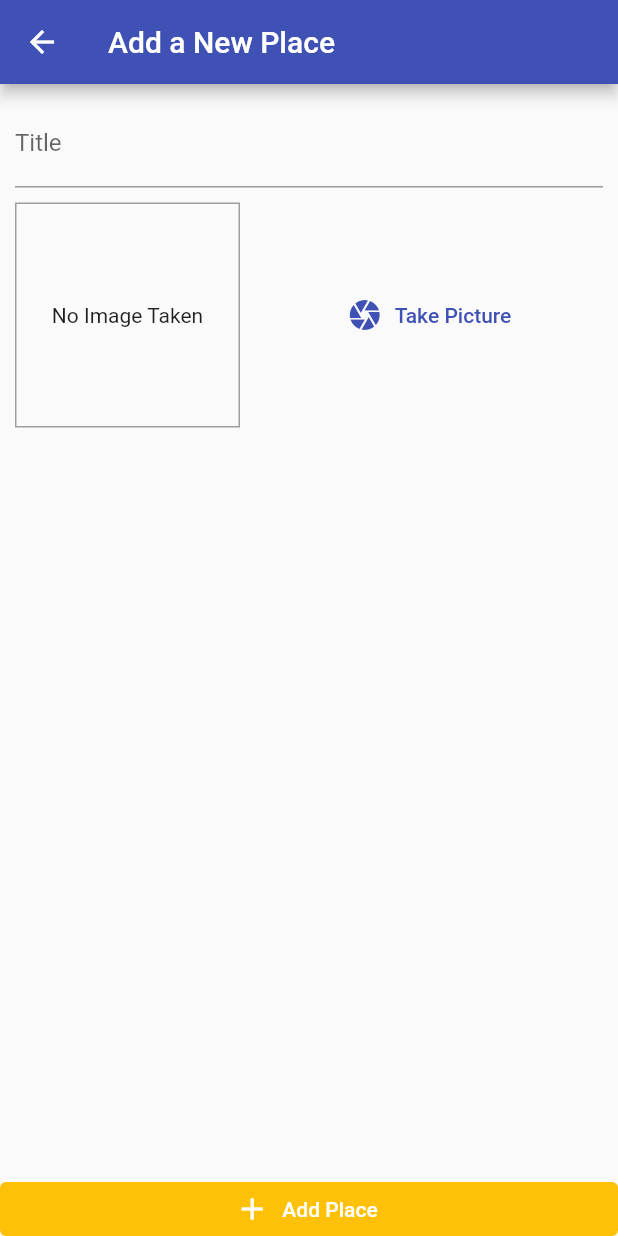
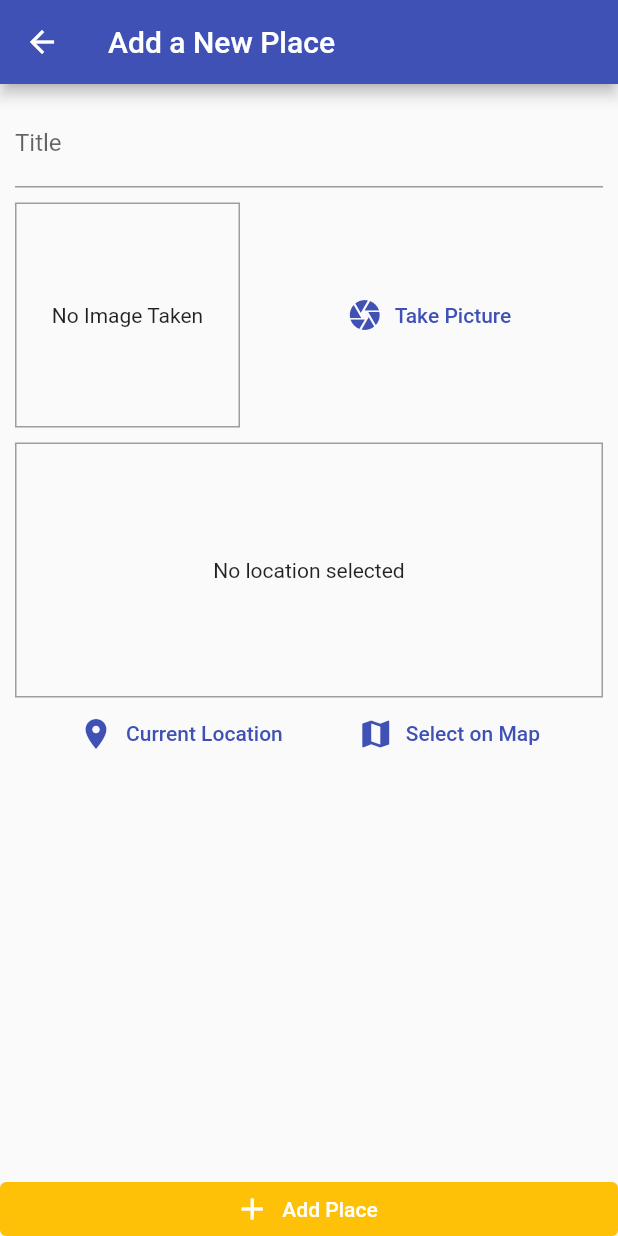
Before and after one commit to jtwidt/flutter-great-places, a Flutter app: the screen it shows after launch, after a tap on the "add" icon, on a phone screen of 412 x 824 dp. Run offline on Flutter 3.47's test engine with Material 2 defaults, Android fonts, the phone set to English and light mode, and no system bars; our stand-ins replace google_maps_flutter, image_picker, location, sqflite; accounts and stored records are empty.

Commit message:
added map and location selection

```diff
--- /dev/null
+++ b/lib/helpers/db_helper.dart
@@ -0,0 +1,23 @@
+import 'package:path/path.dart' as path;
+import 'package:sqflite/sqflite.dart' as sql;
+
+class DBHelper {
+  static Future<sql.Database> database() async {
+    final dbPath = await sql.getDatabasesPath();
+    return sql.openDatabase(path.join(dbPath, 'places.db'),
+        onCreate: (db, version) {
+      return db.execute(
+          'CREATE TABLE user_places(id TEXT PRIMARY KEY, title TEXT, image TEXT, loc_lat REAL, loc_long REAL, loc_address TEXT)');
+    }, version: 1);
+  }
+
+  static Future<void> insert(String table, Map<String, Object> data) async {
+    final db = await DBHelper.database();
+    db.insert(table, data, conflictAlgorithm: sql.ConflictAlgorithm.replace);
+  }
+
+  static Future<List<Map<String, dynamic>>> getData(String table) async {
+    final db = await DBHelper.database();
+    return db.query(table);
+  }
+}
--- /dev/null
+++ b/lib/helpers/location_helper.dart
@@ -0,0 +1,21 @@
+// Dart packages
+import 'dart:convert';
+
+// Flutter packages
+import 'package:http/http.dart' as http;
+
+const GOOGLE_API_KEY = 'AIzaSyDz0la-2rGQlITgChQz9KwSwDZIxy07I2s';
+
+class LocationHelper {
+  static String generateLocationPreviewImage(
+      {double latitude, double longitude}) {
+    return 'https://maps.googleapis.com/maps/api/staticmap?center=$latitude,$longitude&zoom=16&size=600x300&maptype=roadmap&markers=color:red%7Clabel:A%7C$latitude,$longitude&key=$GOOGLE_API_KEY';
+  }
+
+  static Future<String> getPlaceAddress(double lat, double long) async {
+    final url = Uri.parse(
+        'https://maps.googleapis.com/maps/api/geocode/json?latlng=$lat,$long&key=$GOOGLE_API_KEY');
+    final response = await http.get(url);
+    return json.decode(response.body)['results'][0]['formatted_address'];
+  }
+}
--- a/lib/models/place.dart
+++ b/lib/models/place.dart
@@ -7,7 +7,7 @@
   final double longitude;
   final String address;
 
-  PlaceLocation({
+  const PlaceLocation({
     @required this.latitude,
     @required this.longitude,
     this.address,
--- a/lib/providers/great_places.dart
+++ b/lib/providers/great_places.dart
@@ -4,6 +4,9 @@
 // Flutter packages
 import 'package:flutter/foundation.dart';
 
+// Helpers
+import '../helpers/db_helper.dart';
+import '../helpers/location_helper.dart';
 // Custom classes
 import '../models/place.dart';
 
@@ -14,15 +17,52 @@
     return [..._items];
   }
 
-  void addPlace(String pickedTitle, File pickedImage) {
+  Future<void> addPlace(String pickedTitle, File pickedImage,
+      PlaceLocation pickedLocation) async {
+    final address = await LocationHelper.getPlaceAddress(
+        pickedLocation.latitude, pickedLocation.longitude);
+    final updatedLocation = PlaceLocation(
+        latitude: pickedLocation.latitude,
+        longitude: pickedLocation.longitude,
+        address: address);
     final newPlace = Place(
       id: DateTime.now().toString(),
       title: pickedTitle,
       image: pickedImage,
-      location: null,
+      location: updatedLocation,
     );
 
     _items.add(newPlace);
     notifyListeners();
+    DBHelper.insert('user_places', {
+      'id': newPlace.id,
+      'title': newPlace.title,
+      'image': newPlace.image.path,
+      'loc_lat': newPlace.location.latitude,
+      'loc_long': newPlace.location.longitude,
+      'loc_address': newPlace.location.address,
+    });
+  }
+
+  Future<void> fetchAndSetPlaces() async {
+    final dataList = await DBHelper.getData('user_places');
+    if (dataList == null) {
+      return;
+    }
+    _items = dataList
+        .map(
+          (item) => Place(
+            id: item['id'],
+            title: item['title'],
+            image: File(item['image']),
+            location: PlaceLocation(
+              latitude: item['loc_lat'],
+              longitude: item['loc_long'],
+              address: item['loc_address'],
+            ),
+          ),
+        )
+        .toList();
+    notifyListeners();
   }
 }
--- a/lib/screens/add_place_screen.dart
+++ b/lib/screens/add_place_screen.dart
@@ -5,10 +5,13 @@
 import 'package:flutter/material.dart';
 import 'package:provider/provider.dart';
 
+// Custom classes
+import '../models/place.dart';
 // Custom providers
 import '../providers/great_places.dart';
 // Custom Widgets
 import '../widgets/image_input.dart';
+import '../widgets/location_input.dart';
 
 class AddPlaceScreen extends StatefulWidget {
   static const routeName = '/add-place';
@@ -20,18 +23,25 @@
 class _AddPlaceScreenState extends State<AddPlaceScreen> {
   final _titleController = TextEditingController();
   File _pickedImage;
+  PlaceLocation _pickedLocation;
 
   void _selectImage(File pickedImage) {
     _pickedImage = pickedImage;
   }
 
+  void _selectLocation(double lat, double long) {
+    _pickedLocation = PlaceLocation(latitude: lat, longitude: long);
+  }
+
   void _savePlace() {
-    if (_titleController.text.isEmpty || _pickedImage == null) {
+    if (_titleController.text.isEmpty ||
+        _pickedImage == null ||
+        _pickedLocation == null) {
       return;
     }
 
     Provider.of<GreatPlaces>(context, listen: false)
-        .addPlace(_titleController.text, _pickedImage);
+        .addPlace(_titleController.text, _pickedImage, _pickedLocation);
     Navigator.of(context).pop();
   }
 
@@ -60,6 +70,10 @@
                     ImageInput(
                       onSelectImage: _selectImage,
                     ),
+                    SizedBox(
+                      height: 10,
+                    ),
+                    LocationInput(_selectLocation),
                   ],
                 ),
               ),
--- a/lib/screens/places_list_screen.dart
+++ b/lib/screens/places_list_screen.dart
@@ -24,7 +24,15 @@
           )
         ],
       ),
-      body: Consumer<GreatPlaces>(
+      body: FutureBuilder(
+        future: Provider.of<GreatPlaces>(context, listen: false)
+            .fetchAndSetPlaces(),
+        builder: (ctx, snapshot) => snapshot.connectionState ==
+                ConnectionState.waiting
+            ? Center(
+                child: CircularProgressIndicator(),
+              )
+            : Consumer<GreatPlaces>(
                 child: Center(
                   child: Text('Got no places yet, start adding some!'),
                 ),
@@ -34,10 +42,13 @@
                         itemCount: greatPlaces.items.length,
                         itemBuilder: (ctx, i) => ListTile(
                           leading: CircleAvatar(
-                    backgroundImage: FileImage(greatPlaces.items[i].image),
+                            backgroundImage:
+                                FileImage(greatPlaces.items[i].image),
                           ),
                           title: Text(greatPlaces.items[i].title),
+                          subtitle: Text(greatPlaces.items[i].location.address),
                           onTap: () {},
+                        ),
                       ),
               ),
       ),
--- /dev/null
+++ b/lib/widgets/location_input.dart
@@ -0,0 +1,90 @@
+// Flutter packages
+import 'package:flutter/material.dart';
+import 'package:google_maps_flutter/google_maps_flutter.dart';
+import 'package:location/location.dart';
+
+// Helpers
+import '../helpers/location_helper.dart';
+// Screens
+import '../screens/map_screen.dart';
+
+class LocationInput extends StatefulWidget {
+  final Function onSelectLocation;
+
+  LocationInput(this.onSelectLocation);
+
+  @override
+  State<LocationInput> createState() => _LocationInputState();
+}
+
+class _LocationInputState extends State<LocationInput> {
+  String _previewImageUrl;
+
+  Future<void> _getCurrentUserLocation() async {
+    final locData = await Location().getLocation();
+    final staticMapImageUrl = LocationHelper.generateLocationPreviewImage(
+        latitude: locData.latitude, longitude: locData.longitude);
+    setState(() {
+      _previewImageUrl = staticMapImageUrl;
+    });
+    widget.onSelectLocation(locData.latitude, locData.longitude);
+  }
+
+  Future<void> _selectOnMap() async {
+    final LatLng selectedLocation =
+        await Navigator.of(context).push(MaterialPageRoute(
+            builder: (ctx) => MapScreen(
+                  isSelecting: true,
+                )));
+    if (selectedLocation == null) {
+      return;
+    }
+    widget.onSelectLocation(
+        selectedLocation.latitude, selectedLocation.longitude);
+  }
+
+  @override
+  Widget build(BuildContext context) {
+    return Column(
+      children: [
+        Container(
+          height: 170,
+          width: double.infinity,
+          decoration: BoxDecoration(
+            border: Border.all(color: Colors.grey, width: 1),
+          ),
+          alignment: Alignment.center,
+          child: _previewImageUrl == null
+              ? Text(
+                  'No location selected',
+                  textAlign: TextAlign.center,
+                )
+              : Image.network(
+                  _previewImageUrl,
+                  fit: BoxFit.cover,
+                  width: double.infinity,
+                ),
+        ),
+        Row(
+          mainAxisAlignment: MainAxisAlignment.spaceEvenly,
+          children: [
+            TextButton.icon(
+              onPressed: _getCurrentUserLocation,
+              icon: Icon(Icons.location_on),
+              label: Text('Current Location'),
+              style: TextButton.styleFrom(
+                  foregroundColor: Theme.of(context).primaryColor),
+            ),
+            TextButton.icon(
+              onPressed: _selectOnMap,
+              icon: Icon(Icons.map),
+              label: Text('Select on Map'),
+              style: TextButton.styleFrom(
+                  foregroundColor: Theme.of(context).primaryColor),
+            ),
+          ],
+        )
+      ],
+    );
+  }
+}
--- a/pubspec.yaml
+++ b/pubspec.yaml
@@ -32,6 +32,10 @@
   image_picker: ^0.8.5+3
   path_provider: ^2.0.11
   path: ^1.8.2
+  sqflite: ^2.1.0
+  location: ^4.4.0
+  google_maps_flutter: ^2.2.0
+  http: ^0.13.5
 
 dev_dependencies:
   flutter_test:
```
Also changed, not shown: lib/screens/map_screen.dart (added, +64 -0 lines), pubspec.lock, 5 other files. Lines whose indentation alone changed are shown as unchanged.
